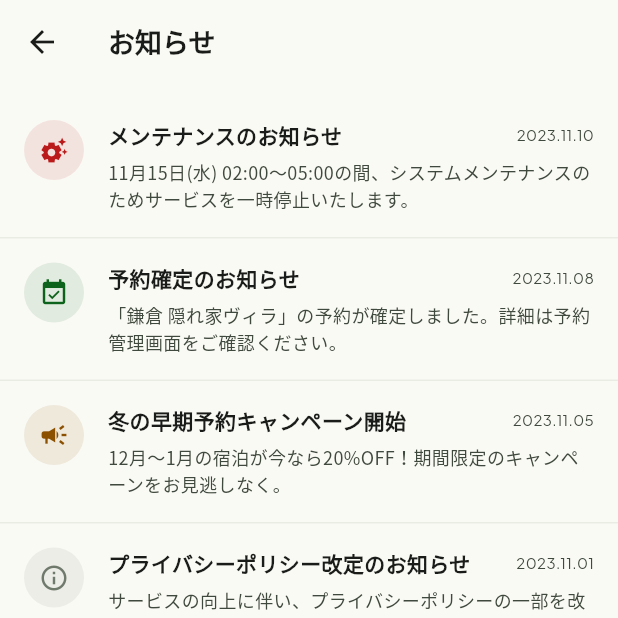
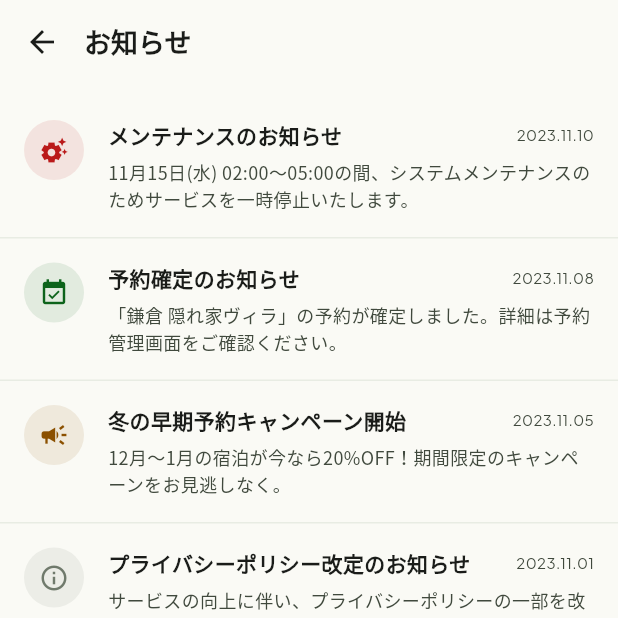
Before and after one commit to tomomini0815/zenliving-flutter, a Flutter app: the MpHomeScreen screen opened directly, after a tap on the "notifications" icon, on a phone screen of 412 x 824 dp, the top half of it. Run offline on Flutter 3.47's test engine with Material 3 defaults, Android fonts, the phone set to English and light mode, and no system bars; our stand-ins replace google_fonts, shared_preferences; accounts and stored records are empty; network calls fail.

Commit message:
Refactor: unify app logo design, tighten header spacing, and improve language dropdown UI

```diff
--- a/lib/screens/common/notification_screen.dart
+++ b/lib/screens/common/notification_screen.dart
@@ -39,6 +39,7 @@ class NotificationScreen extends StatelessWidget {
       appBar: AppBar(
         backgroundColor: AppTheme.surface,
         elevation: 0,
+        titleSpacing: 0,
         leading: IconButton(
           icon: const Icon(Icons.arrow_back, color: AppTheme.onSurface),
           onPressed: () => Navigator.pop(context),
--- a/lib/screens/minpaku/mp_favorites_screen.dart
+++ b/lib/screens/minpaku/mp_favorites_screen.dart
@@ -16,6 +16,7 @@ class MpFavoritesScreen extends StatelessWidget {
       appBar: AppBar(
         backgroundColor: AppTheme.surface,
         elevation: 0,
+        titleSpacing: 0,
         title: Text('お気に入り',
             style: GoogleFonts.notoSansJp(fontWeight: FontWeight.bold, fontSize: 18)),
       ),
--- a/lib/screens/minpaku/mp_home_screen.dart
+++ b/lib/screens/minpaku/mp_home_screen.dart
@@ -29,13 +29,14 @@ class MpHomeScreen extends StatelessWidget {
                 constraints: const BoxConstraints(),
               ),
               const SizedBox(width: 12),
+              const Icon(Icons.holiday_village, color: Color(0xFF2E7D32), size: 22),
+              const SizedBox(width: 8),
               Text(
                 'ZenLiving',
-                style: GoogleFonts.playfairDisplay(
-                  fontSize: 22,
-                  fontWeight: FontWeight.w600,
-                  letterSpacing: -0.5,
-                  color: const Color(0xFF1A1C19),
+                style: GoogleFonts.plusJakartaSans(
+                  fontSize: 18,
+                  fontWeight: FontWeight.bold,
+                  color: const Color(0xFF1B5E20),
                 ),
               ),
             ]),
--- a/lib/screens/minpaku/mp_mypage_screen.dart
+++ b/lib/screens/minpaku/mp_mypage_screen.dart
@@ -15,6 +15,7 @@ class MpMypageScreen extends StatelessWidget {
       appBar: AppBar(
         backgroundColor: AppTheme.surface,
         elevation: 0,
+        titleSpacing: 0,
         leading: IconButton(
           icon: const Icon(Icons.menu, color: Color(0xFF2E7D32)),
           onPressed: () {},
--- a/lib/screens/minpaku/mp_property_detail_screen.dart
+++ b/lib/screens/minpaku/mp_property_detail_screen.dart
@@ -31,6 +31,7 @@ class MpPropertyDetailScreen extends StatelessWidget {
             expandedHeight: 300,
             pinned: true,
             backgroundColor: AppTheme.surface,
+            titleSpacing: 0,
             leading: GestureDetector(
               onTap: () => Navigator.pop(context),
               child: Container(
--- a/lib/screens/minpaku/mp_reservation_confirm_screen.dart
+++ b/lib/screens/minpaku/mp_reservation_confirm_screen.dart
@@ -27,6 +27,7 @@ class _MpReservationConfirmScreenState
       appBar: AppBar(
         backgroundColor: AppTheme.surface,
         elevation: 0,
+        titleSpacing: 0,
         leading: IconButton(
           icon: const Icon(Icons.arrow_back),
           onPressed: () => Navigator.pop(context),
--- a/lib/screens/minpaku/mp_reservations_screen.dart
+++ b/lib/screens/minpaku/mp_reservations_screen.dart
@@ -17,6 +17,7 @@ class MpReservationsScreen extends StatelessWidget {
       appBar: AppBar(
         backgroundColor: AppTheme.surface,
         elevation: 0,
+        titleSpacing: 0,
         title: Text('予約済み',
             style: GoogleFonts.notoSansJp(fontWeight: FontWeight.bold, fontSize: 18)),
         actions: [
--- a/lib/screens/minpaku/mp_search_screen.dart
+++ b/lib/screens/minpaku/mp_search_screen.dart
@@ -47,6 +47,7 @@ class _MpSearchScreenState extends State<MpSearchScreen> {
       appBar: AppBar(
         backgroundColor: AppTheme.surface,
         elevation: 0,
+        titleSpacing: 0,
         title: Text('宿泊先を探す',
             style: GoogleFonts.notoSansJp(fontWeight: FontWeight.bold)),
         actions: [
--- a/lib/screens/real_estate/re_favorites_screen.dart
+++ b/lib/screens/real_estate/re_favorites_screen.dart
@@ -16,6 +16,7 @@ class ReFavoritesScreen extends StatelessWidget {
       appBar: AppBar(
         backgroundColor: AppTheme.surface,
         elevation: 0,
+        titleSpacing: 0,
         title: Text('保存済み物件',
             style: GoogleFonts.notoSansJp(fontWeight: FontWeight.bold, fontSize: 18)),
       ),
--- a/lib/screens/real_estate/re_mypage_screen.dart
+++ b/lib/screens/real_estate/re_mypage_screen.dart
@@ -15,6 +15,7 @@ class ReMypageScreen extends StatelessWidget {
       appBar: AppBar(
         backgroundColor: AppTheme.surface,
         elevation: 0,
+        titleSpacing: 0,
         title: Row(children: [
           const Icon(Icons.home_work, color: Color(0xFF1B5E20), size: 20),
           const SizedBox(width: 8),
--- a/lib/screens/real_estate/re_property_detail_screen.dart
+++ b/lib/screens/real_estate/re_property_detail_screen.dart
@@ -31,6 +31,7 @@ class RePropertyDetailScreen extends StatelessWidget {
             expandedHeight: 280,
             pinned: true,
             backgroundColor: AppTheme.surface,
+            titleSpacing: 0,
             leading: GestureDetector(
               onTap: () => Navigator.pop(context),
               child: Container(
--- a/lib/screens/real_estate/re_reservation_confirm_screen.dart
+++ b/lib/screens/real_estate/re_reservation_confirm_screen.dart
@@ -26,6 +26,7 @@ class _ReReservationConfirmScreenState
       appBar: AppBar(
         backgroundColor: AppTheme.surface,
         elevation: 0,
+        titleSpacing: 0,
         leading: IconButton(
           icon: const Icon(Icons.arrow_back),
           onPressed: () => Navigator.pop(context),
--- a/lib/screens/real_estate/re_search_screen.dart
+++ b/lib/screens/real_estate/re_search_screen.dart
@@ -38,6 +38,7 @@ class _ReSearchScreenState extends State<ReSearchScreen> {
       appBar: AppBar(
         backgroundColor: AppTheme.surface,
         elevation: 0,
+        titleSpacing: 0,
         title: Text('物件を探す',
             style: GoogleFonts.notoSansJp(fontWeight: FontWeight.bold, fontSize: 18)),
         actions: [
```
Also changed, not shown: lib/screens/entry_screen.dart (+17 -1 lines), lib/screens/real_estate/re_home_screen.dart (+13 -8 lines).
